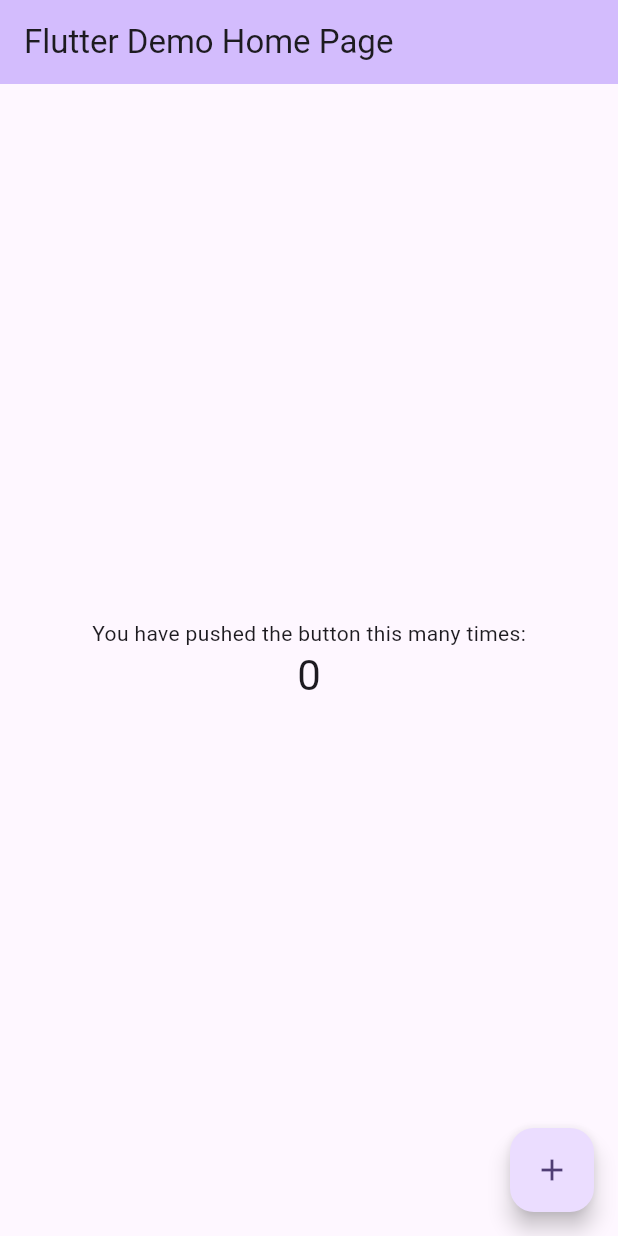
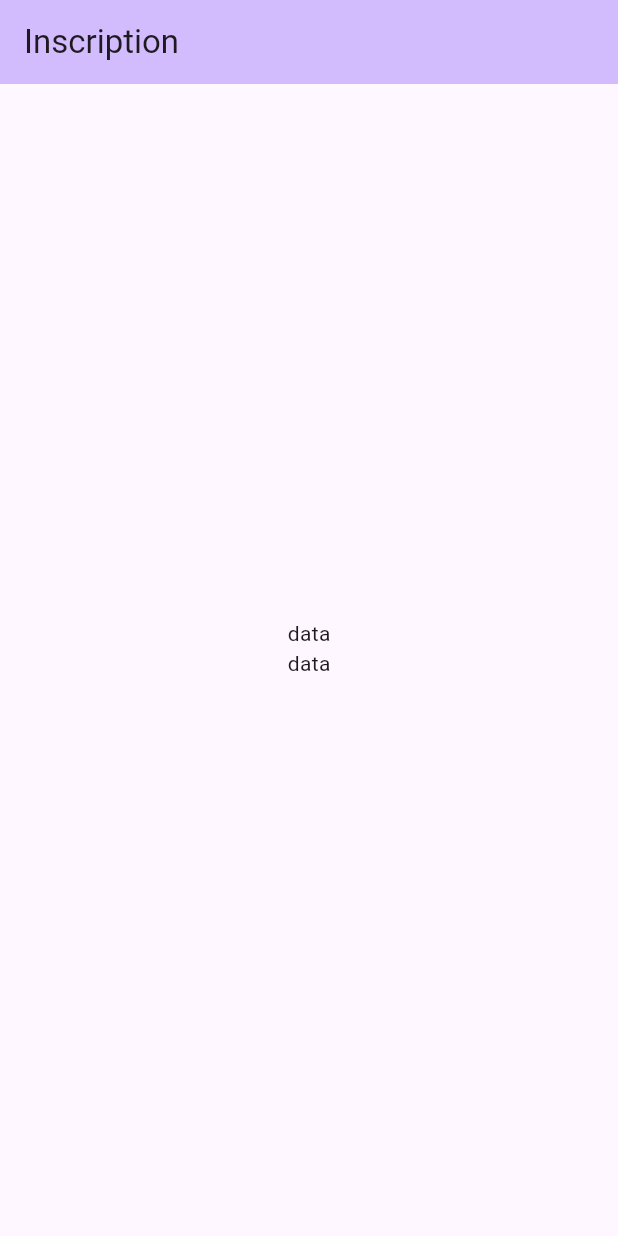
Before and after one commit to oussamarhammi/E23-4205N6-KickMyFlutter-Rhammi, a Flutter app: the screen it shows after launch, on a phone screen of 412 x 824 dp. Run offline on Flutter 3.47's test engine with Material 2 defaults, Android fonts, the phone set to English and light mode, and no system bars.

Commit message:
progress config de la page d'Inscription

```diff
--- a/tp1/lib/main.dart
+++ b/tp1/lib/main.dart
@@ -13,41 +13,16 @@ class MyApp extends StatelessWidget {
     return MaterialApp(
       title: 'Flutter Demo',
       theme: ThemeData(
-        // This is the theme of your application.
-        //
-        // TRY THIS: Try running your application with "flutter run". You'll see
-        // the application has a blue toolbar. Then, without quitting the app,
-        // try changing the seedColor in the colorScheme below to Colors.green
-        // and then invoke "hot reload" (save your changes or press the "hot
-        // reload" button in a Flutter-supported IDE, or press "r" if you used
-        // the command line to start the app).
-        //
-        // Notice that the counter didn't reset back to zero; the application
-        // state is not lost during the reload. To reset the state, use hot
-        // restart instead.
-        //
-        // This works for code too, not just values: Most code changes can be
-        // tested with just a hot reload.
         colorScheme: ColorScheme.fromSeed(seedColor: Colors.deepPurple),
         useMaterial3: true,
       ),
-      home: const MyHomePage(title: 'Flutter Demo Home Page'),
+      home: const MyHomePage(title: 'Inscription'),
     );
   }
 }
 
 class MyHomePage extends StatefulWidget {
   const MyHomePage({super.key, required this.title});
-
-  // This widget is the home page of your application. It is stateful, meaning
-  // that it has a State object (defined below) that contains fields that affect
-  // how it looks.
-
-  // This class is the configuration for the state. It holds the values (in this
-  // case the title) provided by the parent (in this case the App widget) and
-  // used by the build method of the State. Fields in a Widget subclass are
-  // always marked "final".
-
   final String title;
 
   @override
@@ -59,67 +34,34 @@ class _MyHomePageState extends State<MyHomePage> {
 
   void _incrementCounter() {
     setState(() {
-      // This call to setState tells the Flutter framework that something has
-      // changed in this State, which causes it to rerun the build method below
-      // so that the display can reflect the updated values. If we changed
-      // _counter without calling setState(), then the build method would not be
-      // called again, and so nothing would appear to happen.
       _counter++;
     });
   }
-
   @override
   Widget build(BuildContext context) {
-    // This method is rerun every time setState is called, for instance as done
-    // by the _incrementCounter method above.
-    //
-    // The Flutter framework has been optimized to make rerunning build methods
-    // fast, so that you can just rebuild anything that needs updating rather
-    // than having to individually change instances of widgets.
     return Scaffold(
       appBar: AppBar(
-        // TRY THIS: Try changing the color here to a specific color (to
-        // Colors.amber, perhaps?) and trigger a hot reload to see the AppBar
-        // change color while the other colors stay the same.
-        backgroundColor: Theme.of(context).colorScheme.inversePrimary,
-        // Here we take the value from the MyHomePage object that was created by
-        // the App.build method, and use it to set our appbar title.
+        backgroundColor: Theme
+            .of(context)
+            .colorScheme
+            .inversePrimary,
         title: Text(widget.title),
       ),
-      body: Center(
-        // Center is a layout widget. It takes a single child and positions it
-        // in the middle of the parent.
-        child: Column(
-          // Column is also a layout widget. It takes a list of children and
-          // arranges them vertically. By default, it sizes itself to fit its
-          // children horizontally, and tries to be as tall as its parent.
-          //
-          // Column has various properties to control how it sizes itself and
-          // how it positions its children. Here we use mainAxisAlignment to
-          // center the children vertically; the main axis here is the vertical
-          // axis because Columns are vertical (the cross axis would be
-          // horizontal).
-          //
-          // TRY THIS: Invoke "debug painting" (choose the "Toggle Debug Paint"
-          // action in the IDE, or press "p" in the console), to see the
-          // wireframe for each widget.
+      body: Row(
           mainAxisAlignment: MainAxisAlignment.center,
           children: <Widget>[
-            const Text(
-              'You have pushed the button this many times:',
+            Column(
+              mainAxisAlignment: MainAxisAlignment.center,
+              children: [
+                Text('data'),
+                Text('data'),
+                ButtonBar()
+              ],
             ),
-            Text(
-              '$_counter',
-              style: Theme.of(context).textTheme.headlineMedium,
-            ),
-          ],
-        ),
-      ),
-      floatingActionButton: FloatingActionButton(
-        onPressed: _incrementCounter,
-        tooltip: 'Increment',
-        child: const Icon(Icons.add),
-      ), // This trailing comma makes auto-formatting nicer for build methods.
+
+
+    ],
+    ),
     );
   }
 }
```
